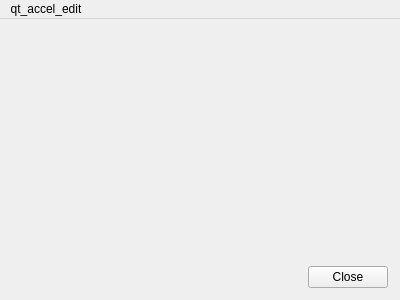
Above: qt/aqt/forms/editcurrent.ui from ankitects/anki before the change. Below: the same form after it.
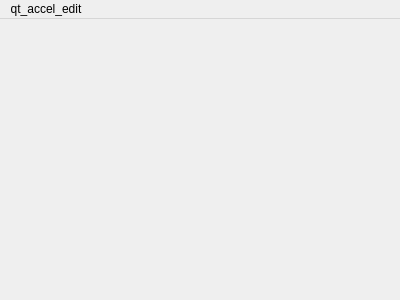
That is the form after the change. Icons and pictures are not drawn.

Commit message: Implement close button

The edit to the form file:
```diff
--- a/qt/aqt/forms/editcurrent.ui
+++ b/qt/aqt/forms/editcurrent.ui
@@ -28,16 +28,6 @@
     <item>
       <widget class="QWidget" name="fieldsArea" native="true"/>
     </item>
-    <item>
-      <widget class="QDialogButtonBox" name="buttonBox">
-      <property name="orientation">
-        <enum>Qt::Horizontal</enum>
-      </property>
-      <property name="standardButtons">
-        <set>QDialogButtonBox::Close</set>
-      </property>
-      </widget>
-    </item>
     </layout>
   </widget>
   <widget class="QMenuBar" name="menubar">
```
Left out of the diff: 18 changed lines with no effect on the pictures. The commit also changes 7 other files.
